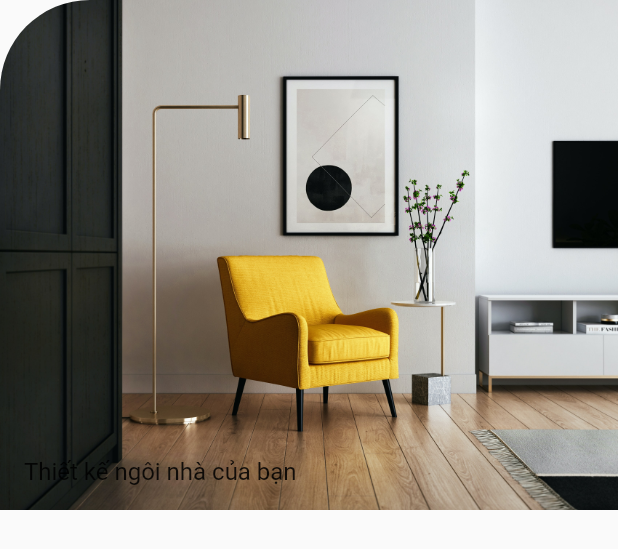
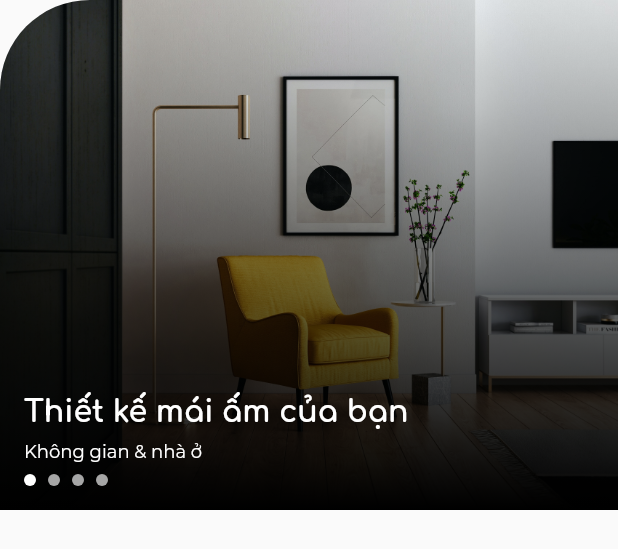
Before and after one commit to manhnvan/E-commerce-Mobile-Customer, a Flutter app: the HeroSection widget shown alone on an empty page, opened directly, on a phone screen of 412 x 824 dp. Shown: the top 549 px of the screen. Run offline on Flutter 3.47's test engine with Material 2 defaults, Android fonts, the phone set to English and light mode, and no system bars; drawn by our look-alikes of carousel_slider; our stand-ins replace flutter_svg, glassmorphism; missing offline and left inert: gradient_ui_widgets.

Commit message:
Finish home screen hero section

```diff
--- /dev/null
+++ b/lib/abstracts/variables.dart
@@ -0,0 +1,11 @@
+const border_radius_small = 3.0;
+const border_radius_big = 20.0;
+const border_radius_huge = 60.0;
+
+const height_hero = 340.0;
+
+const space_tiny = 4.0;
+const space_small = 8.0;
+const space_medium = 16.0;
+const space_big = 24.0;
+const space_huge = 32.0;
--- a/lib/components/hero/hero.dart
+++ b/lib/components/hero/hero.dart
@@ -1,52 +1,126 @@
+import 'package:carousel_slider/carousel_slider.dart';
+import 'package:customer_app/abstracts/colors.dart';
+import 'package:customer_app/abstracts/variables.dart';
 import 'package:flutter/material.dart';
-import 'package:carousel_slider/carousel_slider.dart';
 
 var heroData = [
   {
-    'thumbnail': 'assets/images/image_hero_1.jpg',
-    'headline': 'Thiết kế ngôi nhà của bạn',
-    'category': 'Không gian và nhà ở'
+    'thumbnail': 'assets/images/image_hero_1-min.jpg',
+    'headline': 'Thiết kế mái ấm của bạn',
+    'category': 'Không gian & nhà ở'
   },
   {
-    'thumbnail': 'assets/images/image_hero_1.jpg',
-    'headline': "yo yo :v"
-  }
+    'thumbnail': 'assets/images/image_hero_2-min.jpg',
+    'headline': 'Tự tin khoe cá tính',
+    'category': 'Thời trang'
+  },
+  {
+    'thumbnail': 'assets/images/image_hero_3-min.jpg',
+    'headline': 'Khám phá những điều không tưởng',
+    'category': 'Công nghệ'
+  },
+  {
+    'thumbnail': 'assets/images/image_hero_4-min.jpg',
+    'headline': 'Sẵn sàng cho mọi chuyến đi',
+    'category': 'Thể thao & du lịch'
+  },
 ];
 
-class HeroSection extends StatelessWidget {
+class HeroSection extends StatefulWidget {
+  @override
+  _HeroSectionState createState() => _HeroSectionState();
+}
+
+class _HeroSectionState extends State<HeroSection> {
+  int _current = 0;
+
   @override
   Widget build(BuildContext context) {
     return Container(
       decoration: BoxDecoration(
           borderRadius:
-          BorderRadius.only(topLeft: Radius.circular(60.0))),
+              BorderRadius.only(topLeft: Radius.circular(border_radius_huge))),
       clipBehavior: Clip.antiAlias,
       child: CarouselSlider(
-          items: heroData.map((i) {
+          items: heroData.map((slide) {
             return Builder(
               builder: (BuildContext context) {
-                return Container(
-                    alignment: Alignment.bottomLeft,
-                    padding: EdgeInsets.all(16.0),
-                    width: MediaQuery.of(context).size.width,
-                    decoration: BoxDecoration(
-                        image: DecorationImage(
-                            image: AssetImage(i['thumbnail']),
-                            fit: BoxFit.cover
-                        )
-                    ),
-                    child: Text(
-                      i['headline'],
-                      style: TextStyle(fontSize: 16.0),
-                    ));
+                return Stack(
+                  children: [
+                    Container(
+                        width: MediaQuery.of(context).size.width,
+                        decoration: BoxDecoration(
+                            image: DecorationImage(
+                                image: AssetImage(slide['thumbnail']),
+                                fit: BoxFit.cover))),
+                    Container(
+                        padding: EdgeInsets.all(space_medium),
+                        height: height_hero,
+                        decoration: BoxDecoration(
+                            gradient: LinearGradient(
+                                begin: FractionalOffset.topCenter,
+                                end: FractionalOffset.bottomCenter,
+                                colors: [
+                              Colors.black.withOpacity(0),
+                              Colors.black,
+                            ],
+                                stops: [
+                              -1.0,
+                              1.0
+                            ])),
+                        child: Column(
+                          mainAxisAlignment: MainAxisAlignment.end,
+                          crossAxisAlignment: CrossAxisAlignment.start,
+                          children: [
+                            Text(
+                              slide['headline'],
+                              style: (Theme.of(context)
+                                  .textTheme
+                                  .headline6
+                                  .copyWith(color: color_white)),
+                            ),
+                            SizedBox(height: space_small),
+                            Text(
+                              slide['category'],
+                              style: (Theme.of(context)
+                                  .textTheme
+                                  .bodyText2
+                                  .copyWith(color: color_white)),
+                            ),
+                            SizedBox(height: space_small),
+                            Row(
+                              children: heroData.map((slide) {
+                                int index = heroData.indexOf(slide);
+                                return Container(
+                                  width: space_small,
+                                  height: space_small,
+                                  margin: EdgeInsets.only(right: space_small),
+                                  decoration: BoxDecoration(
+                                    shape: BoxShape.circle,
+                                    color: _current == index
+                                        ? color_white
+                                        : Color.fromRGBO(166, 166, 166, 1),
+                                  ),
+                                );
+                              }).toList(),
+                            ),
+                          ],
+                        ))
+                  ],
+                );
               },
             );
           }).toList(),
           options: CarouselOptions(
-              height: 340,
+              height: height_hero,
               viewportFraction: 1.0,
               scrollDirection: Axis.horizontal,
-              enlargeCenterPage: false)),
+              enlargeCenterPage: false,
+              onPageChanged: (index, reason) {
+                setState(() {
+                  _current = index;
+                });
+              })),
     );
   }
 }
--- a/lib/main.dart
+++ b/lib/main.dart
@@ -1,3 +1,4 @@
+import 'package:customer_app/abstracts/theme/ez_themes.dart';
 import 'package:customer_app/models/currentBottomNavigationIndex.dart';
 import 'package:customer_app/models/productList.dart';
 import 'package:customer_app/routes.dart';
@@ -24,6 +25,7 @@ class MyApp extends StatelessWidget {
       child: MaterialApp(
         initialRoute: '/home',
         routes: routes,
+        theme: EzTheme,
       ),
     );
   }
```
Also changed, not shown: lib/abstracts/theme/ez_themes.dart (added, +32 -0 lines), lib/components/card_glass.dart (added, +46 -0 lines), lib/screens/home.dart (+37 -1 lines), pubspec.yaml (+17 -12 lines), assets/fonts/Comfortaa-Bold.ttf (added), assets/fonts/Comfortaa-Regular.ttf (added), assets/fonts/Montserrat-Medium.ttf (added), assets/fonts/Montserrat-Regular.ttf (added), assets/images/image_hero_1-min.jpg (added), assets/images/image_hero_2-min.jpg (added), assets/images/image_hero_3-min.jpg (added), assets/images/image_hero_3.jpg (added), assets/images/image_hero_4-min.jpg (added), assets/images/image_hero_4.jpg (added), 1 more files, 1 other file.
